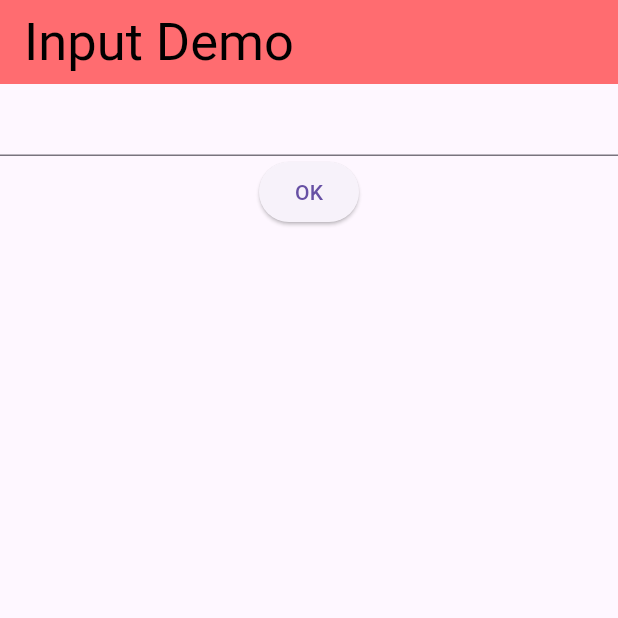
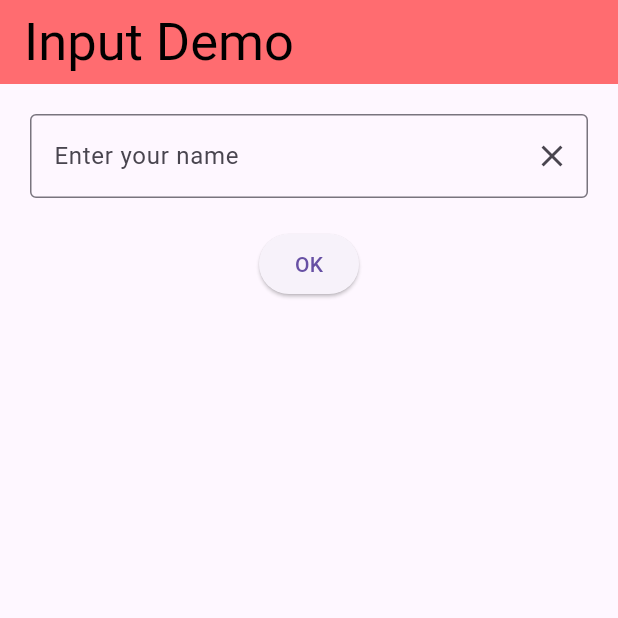
Before and after one commit to Chanon-ai/week4, a Flutter app: the screen it shows after launch, after a tap on "OK", on a phone screen of 412 x 824 dp, the top half of it. Run offline on Flutter 3.47's test engine with Material 3 defaults, Android fonts, the phone set to English and light mode, and no system bars.

Commit message:
last commit week4

```diff
--- a/lib/main.dart
+++ b/lib/main.dart
@@ -2,5 +2,5 @@ import 'package:flutter/material.dart';
 import 'package:flutter_application_1/week4/input.dart';
 
 void main() {
-  runApp(MaterialApp(home: InputDemo()));
+  runApp(MaterialApp(home: InputDemo(), debugShowCheckedModeBanner: false,));
 }
--- a/lib/week4/input.dart
+++ b/lib/week4/input.dart
@@ -31,9 +31,21 @@ class _InputDemoState extends State<InputDemo> {
 
         body: Column(
           children: [
-            TextField(controller: tcName,),
+            Padding(
+              padding: const EdgeInsets.all(20.0),
+              child: TextField(
+                controller: tcName,
+                decoration: InputDecoration(
+                  border: OutlineInputBorder(),
+                  labelText: 'Enter your name',
+                  suffixIcon: IconButton(onPressed: tcName.clear , icon: Icon(Icons.clear)),
+                ),
+              ),
+            ),
+            // SizedBox(height: 20),
             ElevatedButton(onPressed: updateMessage, child: Text('OK')),
-            Text(message),
+            SizedBox(height: 20),
+            Text(message, style: TextStyle(fontSize: 30)),
           ],
         ),
       ),
```
